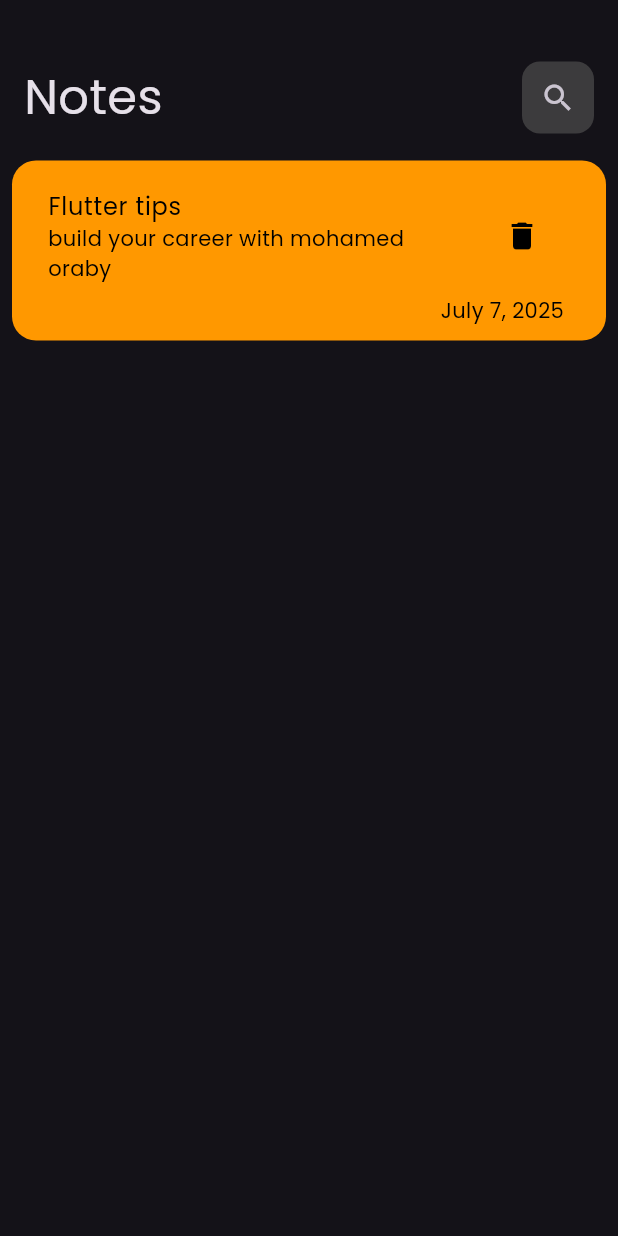
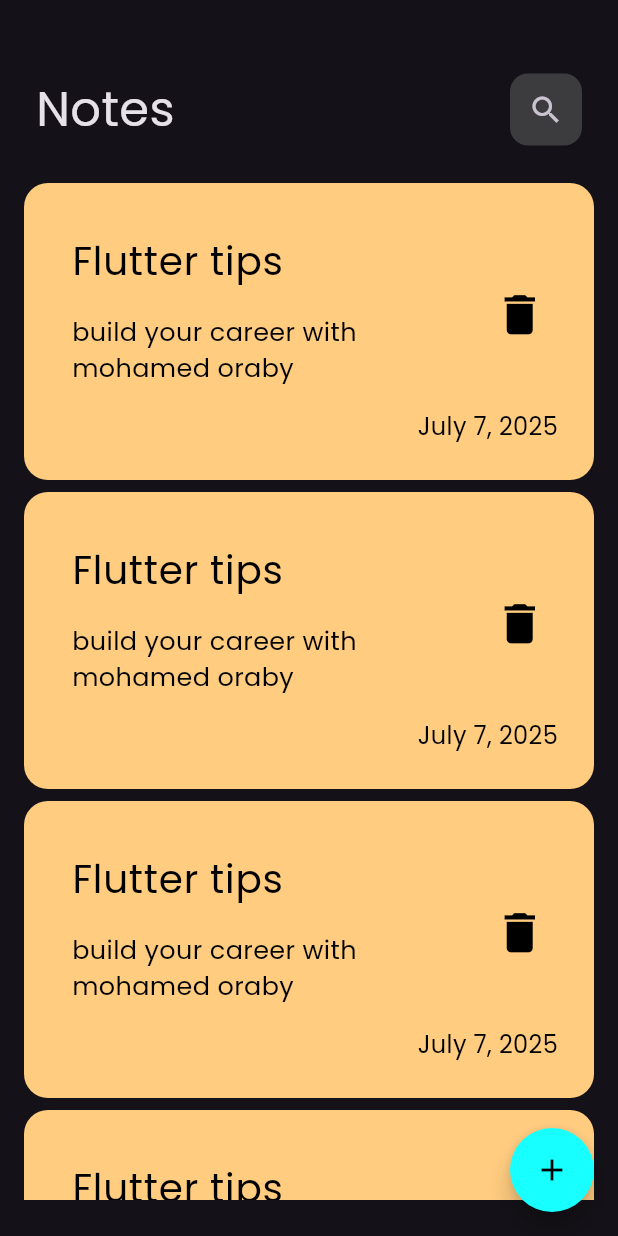
Before and after one commit to mohamed-oraby10/notes_app, a Flutter app: the screen it shows after launch, on a phone screen of 412 x 824 dp. Run offline on Flutter 3.47's test engine with Material 3 defaults, Android fonts, the phone set to English and light mode, and no system bars.

Commit message:
finsh floating action button

```diff
--- a/lib/views/notes_view.dart
+++ b/lib/views/notes_view.dart
@@ -1,4 +1,5 @@
 import 'package:flutter/material.dart';
+import 'package:notes_app/widgets/add_note_sheet.dart';
 import 'package:notes_app/widgets/notes_app_body.dart';
 
 class NotesView extends StatelessWidget {
@@ -8,6 +9,19 @@ class NotesView extends StatelessWidget {
   Widget build(BuildContext context) {
     return Scaffold(
       body: NotesAppBody(),
+      floatingActionButton: FloatingActionButton(
+        onPressed: () {
+          showModalBottomSheet(
+            context: context,
+            builder: (context) {
+              return AddNoteSheet();
+            },
+          );
+        },
+        backgroundColor: Colors.cyanAccent,
+        shape: RoundedRectangleBorder(borderRadius: BorderRadius.circular(30)),
+        child: Icon(Icons.add, color: Colors.black),
+      ),
     );
   }
 }
--- a/lib/widgets/note_item.dart
+++ b/lib/widgets/note_item.dart
@@ -5,34 +5,37 @@ class NoteItem extends StatelessWidget {
 
   @override
   Widget build(BuildContext context) {
-    return Container(
-      padding: EdgeInsets.symmetric(vertical: 10,horizontal: 8),
+    return Padding(
+      padding: const EdgeInsets.symmetric(vertical: 4),
+      child: Container(
+        padding: EdgeInsets.only(top: 24,bottom: 24,left: 16),
         decoration: BoxDecoration(
-        color: Colors.orange,
+          color: Color(0xffffcc80),
           borderRadius: BorderRadius.circular(16),
         ),
         child: Column(
+          crossAxisAlignment: CrossAxisAlignment.end,
           children: [
             ListTile(
-            title: Text("Flutter tips", style: TextStyle(color: Colors.black)),
-            subtitle: Text(
+              title: Text("Flutter tips", style: TextStyle(color: Colors.black,fontSize: 26)),
+              subtitle: Padding(
+                padding: const EdgeInsets.only(top: 16,bottom: 8),
+                child: Text(
                   "build your career with mohamed oraby",
-              style: TextStyle(color: Colors.black),
+                  style: TextStyle(color: Colors.black,fontSize: 17),
+                ),
               ),
               trailing: IconButton(
                 onPressed: () {},
-              icon: Icon(Icons.delete, color: Colors.black),
+                icon: Icon(Icons.delete, color: Colors.black,size: 35,),
               ),
             ),
-          Align(
-            alignment: Alignment.bottomRight,
-
-            child: Padding(
-              padding: const EdgeInsets.only(right: 20),
-              child: Text("July 7, 2025", style: TextStyle(color: Colors.black)),
-            ),
+            Padding(
+              padding: const EdgeInsets.only(right: 24),
+              child: Text("July 7, 2025", style: TextStyle(color: Colors.black,fontSize: 16)),
             ),
           ],
+        ),
       ),
     );
   }
--- /dev/null
+++ b/lib/widgets/note_list_view.dart
@@ -0,0 +1,19 @@
+import 'package:flutter/material.dart';
+import 'package:notes_app/widgets/note_item.dart';
+
+class NoteListView extends StatelessWidget {
+  const NoteListView({super.key});
+
+  @override
+  Widget build(BuildContext context) {
+    return Padding(
+      padding: const EdgeInsets.symmetric(vertical: 8),
+      child: ListView.builder(
+        padding: EdgeInsets.zero,
+        itemBuilder: (context, index) {
+          return NoteItem();
+        },
+      ),
+    );
+  }
+}
--- a/lib/widgets/notes_app_body.dart
+++ b/lib/widgets/notes_app_body.dart
@@ -1,6 +1,6 @@
 import 'package:flutter/material.dart';
 import 'package:notes_app/widgets/custom_app_bar.dart';
-import 'package:notes_app/widgets/note_item.dart';
+import 'package:notes_app/widgets/note_list_view.dart';
 
 class NotesAppBody extends StatelessWidget {
   const NotesAppBody({super.key});
@@ -8,13 +8,13 @@ class NotesAppBody extends StatelessWidget {
   @override
   Widget build(BuildContext context) {
     return Padding(
-      padding: const EdgeInsets.all(8.0),
+      padding: const EdgeInsets.symmetric(vertical: 16,horizontal: 16),
       child: Column(
         children: [
           SizedBox(height: 25,),
           CustomAppBar(),
-          SizedBox(height: 10,),
-          NoteItem()
+          SizedBox(height: 5,),
+         Expanded(child: NoteListView()) ,
         ],
       ),
     );
```
Also changed, not shown: lib/widgets/add_note_sheet.dart (added, +19 -0 lines), lib/widgets/add_text_field.dart (added, +22 -0 lines). Lines whose indentation alone changed are shown as unchanged.
